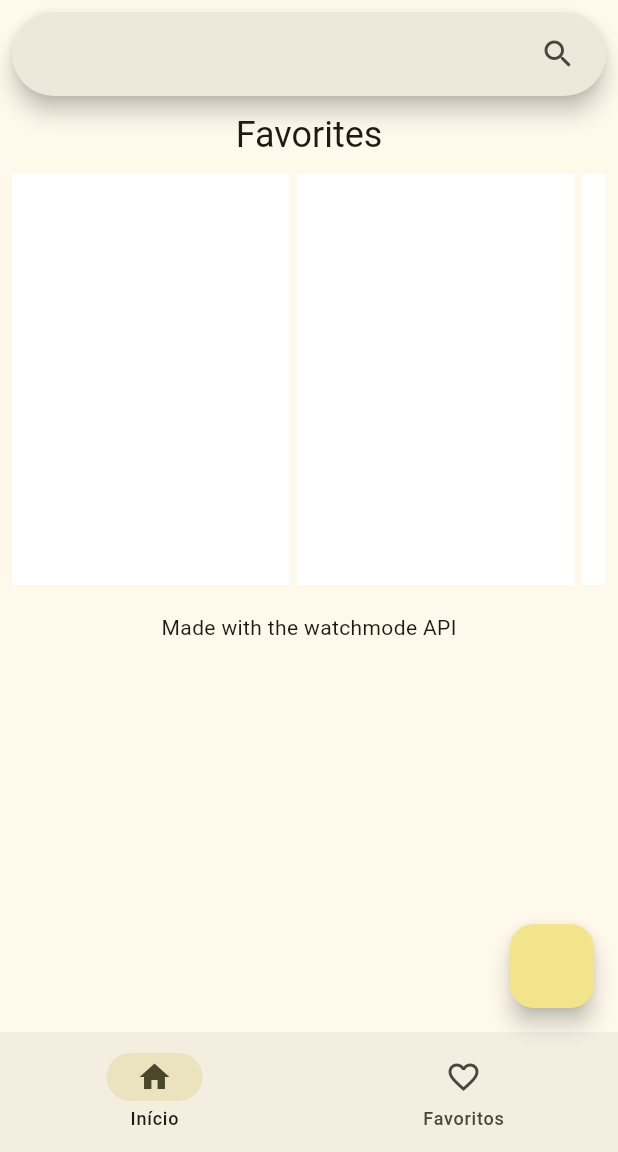
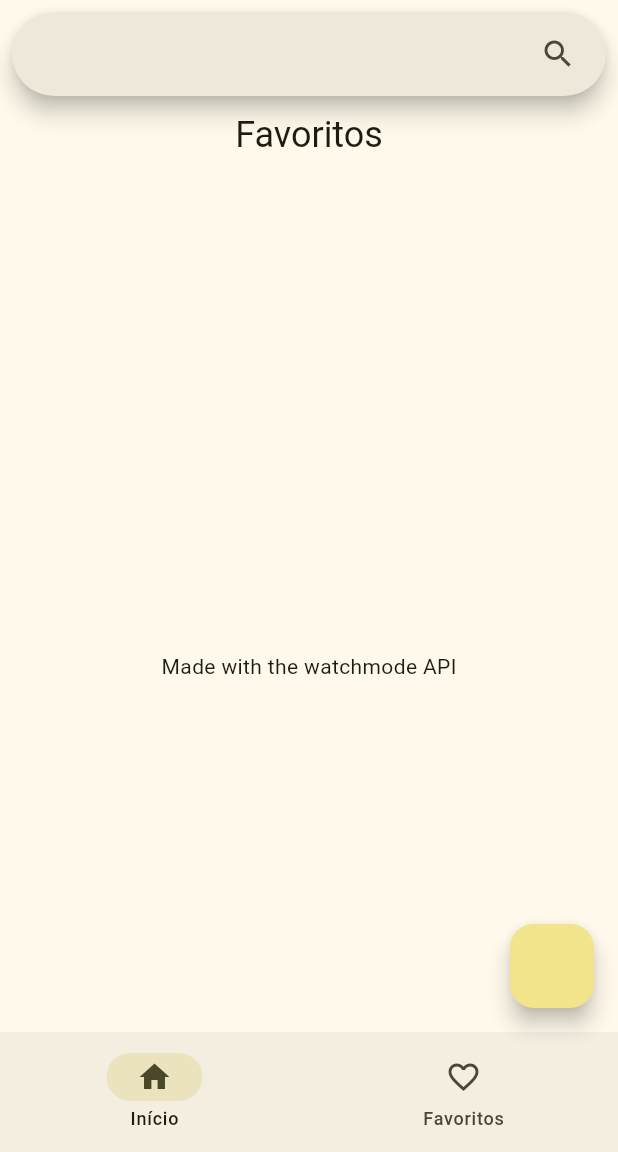
Before and after one commit to ElanDeyan/cine_quest_app, a Flutter app: the screen it shows after launch, on a phone screen of 412 x 824 dp, the part 84-1236 px from its top. Run offline on Flutter 3.47's test engine with Material 3 defaults, Android fonts, the phone set to English and light mode, and no system bars; our stand-ins replace go_router, hive; missing offline and left inert: fast_cached_network_image; accounts and stored records are empty.

Commit message:
feat: adds a little interactivity

```diff
--- /dev/null
+++ b/lib/helper/widgets/section.dart
@@ -0,0 +1,25 @@
+import 'package:flutter/cupertino.dart';
+
+class Section extends StatelessWidget {
+  const Section({super.key, this.header, this.gap = 10, required this.content});
+
+  final Widget? header;
+  final double gap;
+  final Widget content;
+
+  @override
+  Widget build(BuildContext context) {
+    return Column(
+      mainAxisSize: MainAxisSize.min,
+      children: [
+        if (header != null) ...[
+          header!,
+          SizedBox(
+            height: gap,
+          ),
+        ],
+        content,
+      ],
+    );
+  }
+}
--- a/lib/main.dart
+++ b/lib/main.dart
@@ -2,6 +2,7 @@ import 'package:cine_quest_app/constants/box_names.dart';
 import 'package:cine_quest_app/models/title_details.dart';
 import 'package:cine_quest_app/models/title_source.dart';
 import 'package:cine_quest_app/routes/routes.dart';
+import 'package:fast_cached_network_image/fast_cached_network_image.dart';
 import 'package:flutter/foundation.dart';
 import 'package:flutter/material.dart';
 import 'package:hive/hive.dart';
@@ -11,6 +12,8 @@ void main() async {
   WidgetsFlutterBinding.ensureInitialized();
 
   await _setupHive();
+
+  await FastCachedImageConfig.init(clearCacheAfter: const Duration(days: 15));
 
   runApp(const MainApp());
 }
--- a/lib/routes/routes.dart
+++ b/lib/routes/routes.dart
@@ -1,3 +1,4 @@
+import 'package:cine_quest_app/models/title_details.dart';
 import 'package:cine_quest_app/routes/routes_constants.dart';
 import 'package:cine_quest_app/screens/destinations_data.dart';
 import 'package:cine_quest_app/screens/main_scaffold.dart';
@@ -27,10 +28,10 @@ final routes = GoRouter(
       ),
     ),
     GoRoute(
-      path: '${root}media/:id',
+      path: '${root}media',
       name: 'media',
-      builder: (context, state) => MediaScaffold(
-        mediaId: int.parse(state.pathParameters['id']!),
+      builder: (context, state) => TitleScaffold(
+        titleDetails: state.extra! as TitleDetails,
       ),
     ),
   ],
--- /dev/null
+++ b/lib/screens/home/favorites_section.dart
@@ -0,0 +1,44 @@
+import 'package:cine_quest_app/constants/box_names.dart';
+import 'package:cine_quest_app/helper/widgets/horizontal_list.dart';
+import 'package:cine_quest_app/helper/widgets/section.dart';
+import 'package:cine_quest_app/models/title_details.dart';
+import 'package:cine_quest_app/shared/title_poster.dart';
+import 'package:flutter/material.dart';
+import 'package:go_router/go_router.dart';
+import 'package:hive/hive.dart';
+
+class FavoritesSection extends StatefulWidget {
+  const FavoritesSection({
+    super.key,
+  });
+
+  @override
+  State<FavoritesSection> createState() => _FavoritesSectionState();
+}
+
+class _FavoritesSectionState extends State<FavoritesSection> {
+  final _favorites = Hive.box<TitleDetails>(favoritesBoxName).values.toList();
+
+  @override
+  Widget build(BuildContext context) {
+    return Section(
+      header: Text(
+        'Favoritos',
+        style: Theme.of(context).textTheme.headlineSmall,
+      ),
+      content: SizedBox(
+        height: 300,
+        child: HorizontalList(
+          items: _favorites,
+          itemBuilder: (context, index) => GestureDetector(
+            onTap: () => context.pushNamed('media', extra: _favorites[index]),
+            child: TitlePoster(
+              id: _favorites[index].id,
+              posterUrl: _favorites[index].poster,
+            ),
+          ),
+        ),
+      ),
+    );
+  }
+}
--- a/lib/screens/home/home_body.dart
+++ b/lib/screens/home/home_body.dart
@@ -1,4 +1,4 @@
-import 'package:cine_quest_app/helper/horizontal_scrollable_section.dart';
+import 'package:cine_quest_app/screens/home/favorites_section.dart';
 import 'package:flutter/material.dart';
 
 class HomeBody extends StatelessWidget {
@@ -6,17 +6,6 @@ class HomeBody extends StatelessWidget {
 
   @override
   Widget build(BuildContext context) {
-    final sampleItems = List.generate(
-      50,
-      (index) => const ColoredBox(
-        color: Colors.white,
-        child: SizedBox(
-          width: 185,
-          height: 274,
-        ),
-      ),
-    );
-
     return SingleChildScrollView(
       physics: const AlwaysScrollableScrollPhysics(),
       padding: const EdgeInsets.all(8.0),
@@ -34,16 +23,7 @@ class HomeBody extends StatelessWidget {
           const SizedBox(
             height: 10.0,
           ),
-          HorizontalScrollableSection(
-            header: Text(
-              'Favorites',
-              style: Theme.of(context).textTheme.headlineSmall,
-            ),
-            items: sampleItems,
-            verticalGap: 10,
-            rowMaxHeight: 274,
-            itemBuilder: (context, index) => sampleItems[index],
-          ),
+          const FavoritesSection(),
           const SizedBox(
             height: 10,
           ),
```
Also changed, not shown: lib/helper/widgets/horizontal_list.dart (added, +32 -0 lines), lib/providers/favorites.dart (added, +19 -0 lines), lib/providers/title_details_provider.dart (added, +19 -0 lines), lib/screens/favorites/favorites_body.dart (+30 -41 lines), lib/screens/main_scaffold.dart (+21 -1 lines), lib/screens/media_details/media_details_body.dart (+40 -64 lines), lib/screens/media_details/media_scaffold.dart (+7 -4 lines), lib/shared/title_poster.dart (added, +24 -0 lines), lib/models/title_details.g.dart.
